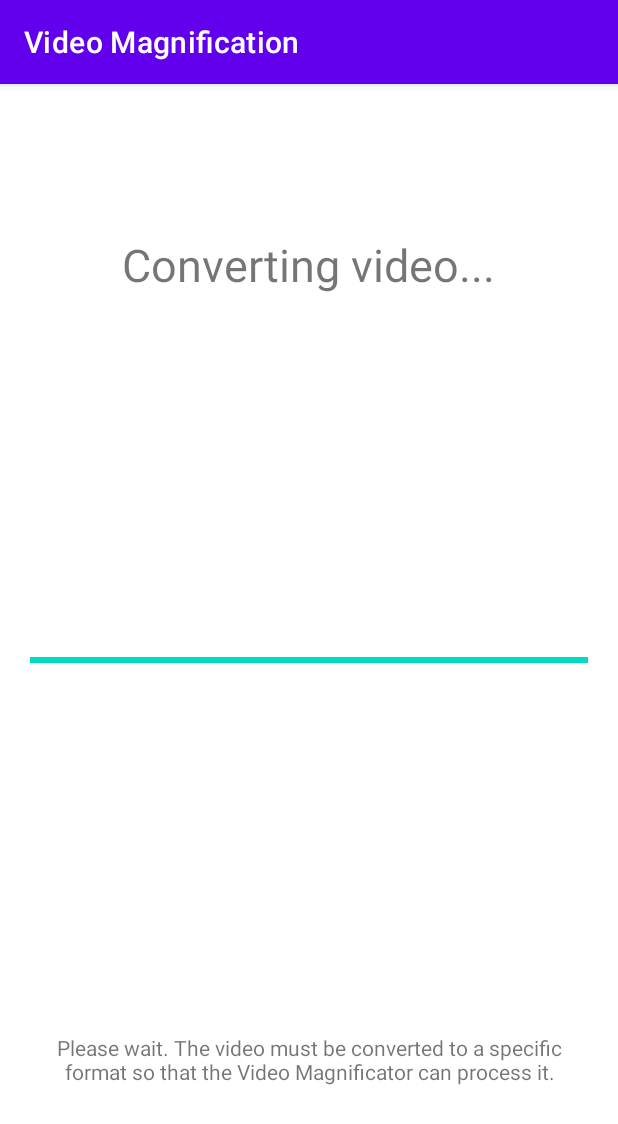
After one commit to edmobe/android-video-magnification, an Android app: the VideoConverter screen opened directly, with no data from a screen before it, on a phone screen of 412 x 824 dp. The commit adds this screen. Shown: the top 1124 px of the screen. Run offline under Robolectric (Android 15) with nearby library versions, the phone set to English and light mode, and no system bars; our stand-ins replace RxJava; libraries missing offline, so code that uses them is left out: com.arthenica.ffmpegkit; 6 statements that could not run were skipped.

Commit message:
Fix issues #27 (PR-0001) and #30 (PR-0003)
OpenCV can now read a converted video and the GUI shows the user that the conversion is running in the background.

```diff
--- a/app/build.gradle
+++ b/app/build.gradle
@@ -56,4 +56,9 @@ dependencies {
     androidTestImplementation 'androidx.test.espresso:espresso-core:3.4.0'
     implementation 'org.jetbrains:annotations:16.0.2'
     implementation 'com.arthenica:ffmpeg-kit-full:4.4.LTS'
+    implementation 'io.reactivex.rxjava3:rxandroid:3.0.0'
+    // Because RxAndroid releases are few and far between, it is recommended you also
+    // explicitly depend on RxJava's latest version for bug fixes and new features.
+    // (see https://github.com/ReactiveX/RxJava/releases for latest 3.x.x version)
+    implementation 'io.reactivex.rxjava3:rxjava:3.0.0'
 }
--- /dev/null
+++ b/app/src/main/java/com/example/videomagnification/VideoConverter.java
@@ -0,0 +1,150 @@
+package com.example.videomagnification;
+
+import android.content.Intent;
+import android.net.Uri;
+import android.os.Bundle;
+import android.os.Environment;
+import android.util.Log;
+import android.widget.ProgressBar;
+
+import androidx.appcompat.app.AppCompatActivity;
+
+import com.arthenica.ffmpegkit.FFmpegKit;
+import com.arthenica.ffmpegkit.FFmpegKitConfig;
+import com.arthenica.ffmpegkit.FFmpegSession;
+
+import org.apache.commons.io.FilenameUtils;
+
+import java.io.File;
+
+import io.reactivex.rxjava3.annotations.NonNull;
+import io.reactivex.rxjava3.core.Observable;
+import io.reactivex.rxjava3.core.Observer;
+import io.reactivex.rxjava3.disposables.Disposable;
+import io.reactivex.rxjava3.schedulers.Schedulers;
+
+
+public class VideoConverter extends AppCompatActivity {
+
+    private static final String outputDir = "/video-magnification/";
+    private Uri inputVideoPath;
+    private String midVideoPath;
+    private Uri outputVideoPath;
+    private ProgressBar progressBar;
+
+    @Override
+    protected void onCreate(Bundle savedInstanceState) {
+        super.onCreate(savedInstanceState);
+        setContentView(R.layout.activity_video_converter);
+
+        Intent intent = getIntent(); // gets the previously created intent
+        String inputFileName = intent.getStringExtra(getString(R.string.video_file_path));
+        inputVideoPath = Uri.parse(inputFileName);
+
+        progressBar = findViewById(R.id.progress_convert);
+
+        Observable<Integer> observable = Observable.create(emitter -> {
+            emitter.onNext(1);
+            emitter.onNext(2);
+            emitter.onNext(3);
+            emitter.onComplete();
+        });
+
+        observable
+                .subscribeOn(Schedulers.newThread())
+                .subscribe(new Observer<Integer>() {
+            @Override
+            public void onSubscribe(@NonNull Disposable d) { }
+
+            @Override
+            public void onNext(@NonNull Integer integer) {
+                    // TODO: Error handling
+                    ((App) getApplication()).logDebug("Observable", integer.toString());
+                    switch (integer) {
+                        case 1: {
+                            createDirectoryIfNeeded();
+                            progressBar.setProgress(20);
+                            break;
+                        }
+                        case 2: {
+                            midVideoPath = convertMp4ToMjpeg(inputVideoPath);
+                            progressBar.setProgress(60);
+                            break;
+                        }
+                        case 3: {
+                            outputVideoPath = convertMjpegToAvi(midVideoPath);
+                            progressBar.setProgress(100);
+                            break;
+                        }
+                    }
+                }
+
+            @Override
+            public void onError(@NonNull Throwable e) {
+                ((App) getApplication()).displayShortToast(
+                        "Error while converting the video!"
+                );
+                ((App) getApplication()).logError("Converting video",
+                        e.getLocalizedMessage());
+            }
+
+            @Override
+            public void onComplete() {
+                ((App) getApplication()).logDebug("Observable", "Completed!");
+                Intent videoEditorActivity = new Intent(getApplicationContext(),
+                        VideoEditor.class);
+                videoEditorActivity.putExtra(getString(R.string.video_file_path),
+                        outputVideoPath.toString());
+                startActivity(videoEditorActivity);
+            }
+        });
+    }
+
+    private boolean createDirectoryIfNeeded() {
+        File outputsFolder = new File(
+                Environment.getExternalStorageDirectory().getPath() + outputDir);
+        if (!outputsFolder.exists()) {
+            try {
+                outputsFolder.mkdir();
+                return true;
+            } catch (Exception e) {
+                ((App)getApplication()).displayShortToast(
+                        "Error creating the output video directory!");
+                Log.e("Native lib", "Error creating the folder: " +
+                        e.getLocalizedMessage());
+                return false;
+            }
+        }
+        return true;
+    }
+
+    private String convertMp4ToMjpeg(Uri inputVideoUri) {
+        Log.d("Native lib", "Output video URI: " + outputVideoPath);
+        String inputVideoPath = FFmpegKitConfig.getSafParameterForRead(
+                this, inputVideoUri);
+        String inputBaseName = FilenameUtils.getBaseName(inputVideoPath);
+        String midVideoPath = Environment.getExternalStorageDirectory().getPath() +
+                outputDir + inputBaseName + ".mjpeg";
+        FFmpegSession session1 = FFmpegKit.execute(
+                "-y -i " + inputVideoPath + " -vcodec mjpeg " + midVideoPath);
+        Log.d("Native lib", "Session 1 info: " + session1.getAllLogsAsString());
+        Log.d("Native lib", "Converted video from " + inputVideoPath  +
+                " to " + midVideoPath);
+
+        return midVideoPath;
+    }
+
+    private Uri convertMjpegToAvi(String inputVideoPath) {
+        String inputBaseName = FilenameUtils.getBaseName(inputVideoPath);
+        String outputVideoPath = Environment.getExternalStorageDirectory().getPath() +
+                outputDir + inputBaseName + ".avi";
+        FFmpegSession session2 = FFmpegKit.execute(
+                "-y -i " + inputVideoPath+ " -vcodec mjpeg " + outputVideoPath);
+        Log.d("Native lib", "Session 2 info: " + session2.getAllLogsAsString());
+        Log.d("Native lib", "Converted video from " + inputVideoPath +
+                " to " + outputVideoPath);
+        return Uri.parse(outputVideoPath);
+    }
+
+
+}
--- /dev/null
+++ b/app/src/main/res/layout/activity_video_converter.xml
@@ -0,0 +1,50 @@
+<?xml version="1.0" encoding="utf-8"?>
+<androidx.constraintlayout.widget.ConstraintLayout xmlns:android="http://schemas.android.com/apk/res/android"
+    xmlns:app="http://schemas.android.com/apk/res-auto"
+    xmlns:tools="http://schemas.android.com/tools"
+    android:layout_width="match_parent"
+    android:layout_height="match_parent"
+    tools:context=".VideoConverter">
+
+    <TextView
+        android:id="@+id/textView6"
+        android:layout_width="wrap_content"
+        android:layout_height="wrap_content"
+        android:layout_marginTop="100dp"
+        android:text="@string/converting_video"
+        android:textSize="30sp"
+        app:layout_constraintEnd_toEndOf="parent"
+        app:layout_constraintHorizontal_bias="0.498"
+        app:layout_constraintStart_toStartOf="parent"
+        app:layout_constraintTop_toTopOf="parent" />
+
+    <ProgressBar
+        android:id="@+id/progress_convert"
+        style="?android:attr/progressBarStyleHorizontal"
+        android:layout_width="match_parent"
+        android:layout_height="wrap_content"
+        android:layout_centerHorizontal="true"
+        android:layout_centerVertical="true"
+        android:layout_marginStart="20dp"
+        android:layout_marginEnd="20dp"
+        android:max="100"
+        android:progress="0"
+        app:layout_constraintBottom_toBottomOf="parent"
+        app:layout_constraintEnd_toEndOf="parent"
+        app:layout_constraintStart_toStartOf="parent"
+        app:layout_constraintTop_toTopOf="parent" />
+
+    <TextView
+        android:id="@+id/textView7"
+        android:layout_width="0dp"
+        android:layout_height="wrap_content"
+        android:layout_marginStart="20dp"
+        android:layout_marginEnd="20dp"
+        android:layout_marginBottom="100dp"
+        android:text="@string/why_convert"
+        android:textAlignment="center"
+        app:layout_constraintBottom_toBottomOf="parent"
+        app:layout_constraintEnd_toEndOf="parent"
+        app:layout_constraintHorizontal_bias="0.0"
+        app:layout_constraintStart_toStartOf="parent" />
+</androidx.constraintlayout.widget.ConstraintLayout>
--- a/app/src/main/res/values-night/strings.xml
+++ b/app/src/main/res/values-night/strings.xml
@@ -30,4 +30,6 @@
     <string name="level">Level</string>
     <string name="r2">R2</string>
     <string name="r1">R1</string>
+    <string name="converting_video">Converting video...</string>
+    <string name="why_convert">Please wait. The video must be converted to a specific format so that the Video Magnificator can process it.</string>
 </resources>
--- a/app/src/main/res/values/strings.xml
+++ b/app/src/main/res/values/strings.xml
@@ -32,4 +32,6 @@
     <string name="level">Level</string>
     <string name="r2">R2</string>
     <string name="r1">R1</string>
+    <string name="converting_video">Converting video...</string>
+    <string name="why_convert">Please wait. The video must be converted to a specific format so that the Video Magnificator can process it.</string>
 </resources>
```
Also changed, not shown: app/src/main/AndroidManifest.xml (+6 -3 lines), app/src/main/java/com/example/videomagnification/App.java (added, +50 -0 lines), app/src/main/java/com/example/videomagnification/Home.java (+17 -115 lines), app/src/main/java/com/example/videomagnification/MainActivity.java (+1 -14 lines), app/src/main/java/com/example/videomagnification/VideoEditor.java (+5 -11 lines), app/src/main/java/com/example/videomagnification/VideoEditorParameters.java (+0 -7 lines), 1 other file.
